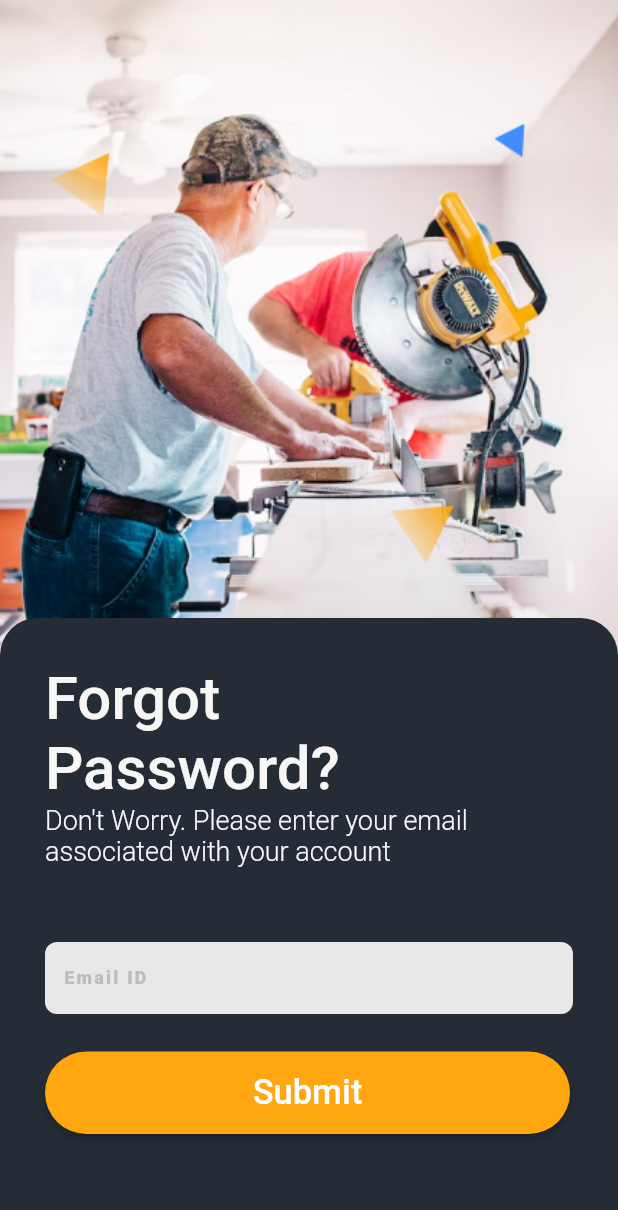
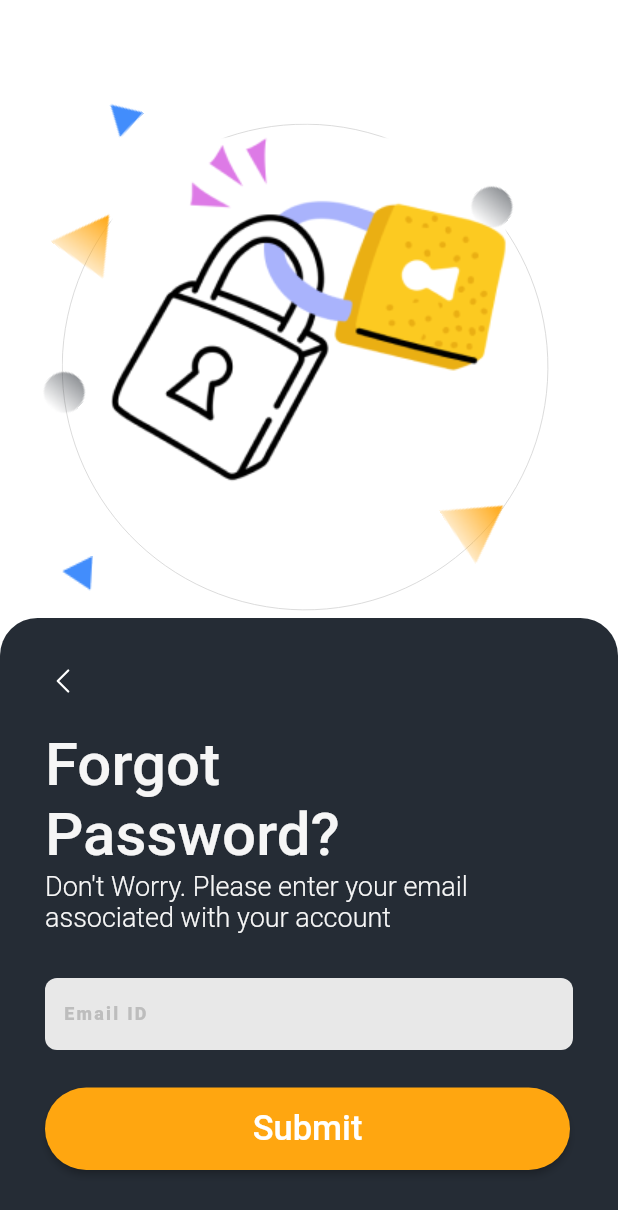
Before and after one commit to TL-TECHNOLOGIES-PRIVATE-LIMITED/tl-everyhome-mobile, a Flutter app: the ForgetPasswordScreen screen opened by its route, on a phone screen of 412 x 824 dp. Shown: the top 1210 px of the screen. Run offline on Flutter 3.47's test engine with Material 2 defaults, Android fonts, the phone set to English and light mode, and no system bars; our stand-ins replace flutter_screenutil, flutter_svg, material_design_icons_flutter, pinput.

Commit message:
Login module ui developement completed

```diff
--- a/lib/presentation/login/forget_password_screen/forget_password_screen.dart
+++ b/lib/presentation/login/forget_password_screen/forget_password_screen.dart
@@ -1,6 +1,7 @@
-import 'package:every_home/presentation/login/forget_password_screen/widget/custom_container.dart';
+import 'package:every_home/presentation/login/forget_password_screen/widget/custom_fpassword_container.dart';
 import 'package:flutter/material.dart';
 import 'package:flutter_screenutil/flutter_screenutil.dart';
+import 'package:flutter_svg/flutter_svg.dart';
 
 class ForgetPasswordScreen extends StatelessWidget {
   const ForgetPasswordScreen({super.key});
@@ -14,12 +15,24 @@ class ForgetPasswordScreen extends StatelessWidget {
       child: Scaffold(
         body: Stack(
           children: [
-            SizedBox(
-              width: double.infinity,
-              child: Image.asset('assets/bg_images/otp_screen_bg.png'),
+            Positioned(
+              top: 0.1.sh,
+              left: 0.1.sw,
+              child: SvgPicture.asset('assets/polygons/background_ring.svg'),
             ),
             Positioned(
-              top: 0.12.sh,
+              child: SizedBox(
+                width: double.infinity,
+                child: Image.asset(
+                  'assets/bg_images/forget_password_screen_bg.png',
+                  width: 100,
+                  height: 0.5.sh,
+                ),
+              ),
+            ),
+            //orange triangle
+            Positioned(
+              top: 0.17.sh,
               left: 0.1.sw,
               child: RotationTransition(
                 turns: const AlwaysStoppedAnimation(40 / 360),
@@ -28,14 +41,48 @@ class ForgetPasswordScreen extends StatelessWidget {
                 ),
               ),
             ),
+            //black circle
             Positioned(
-              top: 0.1.sh,
-              right: 0.15.sw,
+              top: 0.15.sh,
+              right: 0.17.sw,
+              child: RotationTransition(
+                turns: const AlwaysStoppedAnimation(40 / 360),
+                child: Image.asset(
+                  'assets/polygons/Ellipse_1.png',
+                ),
+              ),
+            ),
+            //Black Circle
+            Positioned(
+              top: 0.3.sh,
+              left: 0.07.sw,
+              child: RotationTransition(
+                turns: const AlwaysStoppedAnimation(40 / 360),
+                child: Image.asset(
+                  'assets/polygons/Ellipse_1.png',
+                ),
+              ),
+            ),
+            //Blue traingle
+            Positioned(
+              top: 0.08.sh,
+              left: 0.17.sw,
+              child: RotationTransition(
+                turns: const AlwaysStoppedAnimation(40 / 360),
+                child: Image.asset(
+                  'assets/polygons/polygon_2.png',
+                ),
+              ),
+            ),
+            //Blue Triangle
+            Positioned(
+              top: 0.45.sh,
+              left: 0.1.sw,
               child: Image.asset('assets/polygons/polygon_2.png'),
             ),
             Positioned(
               top: 0.4.sh,
-              right: 0.25.sw,
+              right: 0.17.sw,
               child: RotationTransition(
                 turns: const AlwaysStoppedAnimation(60 / 360),
                 child: Image.asset(
@@ -43,7 +90,7 @@ class ForgetPasswordScreen extends StatelessWidget {
                 ),
               ),
             ),
-            const CustomContainer()
+            const CustomForgotPasswordContainer()
           ],
         ),
       ),
--- a/lib/presentation/login/forget_password_screen/widget/custom_container.dart
+++ b/lib/presentation/login/forget_password_screen/widget/custom_fpassword_container.dart
@@ -3,9 +3,10 @@ import 'package:every_home/presentation/widgets/CustomFormField.dart';
 import 'package:every_home/presentation/widgets/CustomYellowButton.dart';
 import 'package:flutter/material.dart';
 import 'package:flutter_screenutil/flutter_screenutil.dart';
+import 'package:flutter_svg/flutter_svg.dart';
 
-class CustomContainer extends StatelessWidget {
-  const CustomContainer({
+class CustomForgotPasswordContainer extends StatelessWidget {
+  const CustomForgotPasswordContainer({
     super.key,
   });
 
@@ -28,6 +29,14 @@ class CustomContainer extends StatelessWidget {
           child: Column(
             crossAxisAlignment: CrossAxisAlignment.start,
             children: [
+              GestureDetector(
+                onTap: () {
+                  Navigator.of(context).pushNamedAndRemoveUntil(
+                      '/signin_screen', (route) => false);
+                },
+                child: SvgPicture.asset('assets/icons/arrow_left.svg'),
+              ),
+              const SizedBox(height: 20),
               const Text(
                 'Forgot',
                 style: TextStyle(
@@ -62,7 +71,7 @@ class CustomContainer extends StatelessWidget {
                 ),
               ),
 
-              const SizedBox(height: 50),
+              const SizedBox(height: 30),
               Form(
                 child: Column(
                   children: const [
@@ -78,7 +87,7 @@ class CustomContainer extends StatelessWidget {
                 labelColor: LigthColor().buttonTextColorWhite,
                 onPress: () {
                   Navigator.of(context).pushNamedAndRemoveUntil(
-                      '/signin_screen', (route) => false);
+                      '/reset_password_screen', (route) => false);
                 },
               ),
             ],
--- a/lib/presentation/main_app.dart
+++ b/lib/presentation/main_app.dart
@@ -1,8 +1,10 @@
 import 'package:every_home/domain/core/theme.dart';
 import 'package:every_home/presentation/login/forget_password_screen/forget_password_screen.dart';
 import 'package:every_home/presentation/login/otp_screen/otp_screen.dart';
+import 'package:every_home/presentation/login/reset_password_screen/reset_password_screen.dart';
 import 'package:every_home/presentation/login/sign_in_screen/sign_in_screen.dart';
 import 'package:every_home/presentation/login/sign_up_screen/sign_up_screen.dart';
+import 'package:every_home/presentation/modules/customer/home_screen/home_screen.dart';
 import 'package:every_home/presentation/splash/onboarding.dart';
 import 'package:every_home/presentation/splash/splash_screen.dart';
 import 'package:flutter/material.dart';
@@ -29,6 +31,9 @@ class MainApp extends StatelessWidget {
               '/otp_screen': (context) => const OtpScreen(),
               '/forget_password_screen': (context) =>
                   const ForgetPasswordScreen(),
+              '/reset_password_screen': (context) =>
+                  const ResetPasswordScreen(),
+              '/customer_home_screen': (context) => const CusHomeScreen(),
             },
           );
         });
--- a/pubspec.yaml
+++ b/pubspec.yaml
@@ -55,6 +55,7 @@ flutter:
     - assets/bg_images/
     - assets/logo/
     - assets/polygons/
+    - assets/icons/
   #   - images/a_dot_ham.jpeg
   # An image asset can refer to one or more resolution-specific "variants", see
   # https://flutter.dev/assets-and-images/#resolution-aware
```
Also changed, not shown: lib/presentation/login/reset_password_screen/reset_password_screen.dart (+58 -11 lines), lib/presentation/login/reset_password_screen/widgets/custom_reset_container.dart (+27 -26 lines), lib/presentation/login/sign_in_screen/widgets/cusotm_login_button.dart (deleted, +0 -30 lines), lib/presentation/login/sign_in_screen/widgets/custom_login_container.dart (+13 -4 lines), lib/presentation/modules/customer/home_screen/home_screen.dart (added, +22 -0 lines), assets/icons/arrow_left.svg (added), assets/polygons/background_ring.svg (added).
